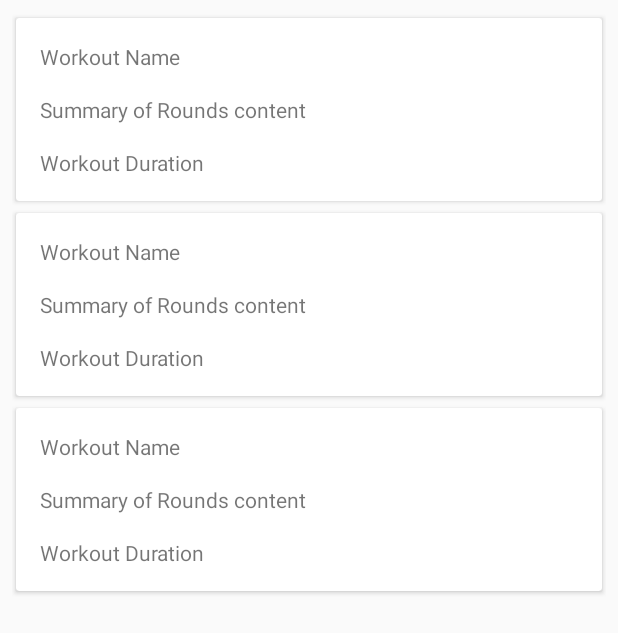
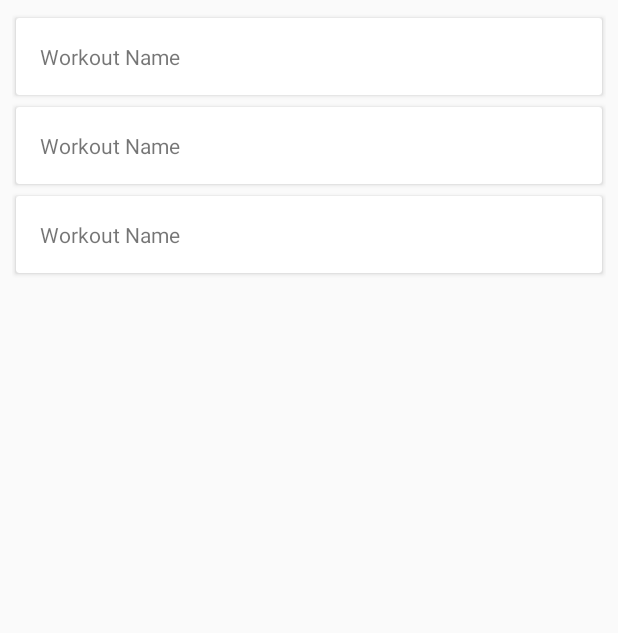
Before and after one commit to Demigod21/HIIT-Timer-Pro, an Android app: the layout fragment_saved.xml on its own in the app's theme, with its tools: preview values and no code run, on a phone screen of 412 x 824 dp. Shown: the top 633 px of the screen. Run offline under Robolectric (Android 15) with nearby library versions, the phone set to English and light mode, and no system bars.

Commit message:
Use getallWorkouts instead of getWorkoutDbAndRoundsDb for SavedFragment, only showing workout name.

```diff
--- a/app/src/main/java/com/appdavide/roundtimer/MainActivity.kt
+++ b/app/src/main/java/com/appdavide/roundtimer/MainActivity.kt
@@ -49,5 +49,6 @@ class MainActivity : AppCompatActivity() {
         val navView: BottomNavigationView = findViewById(R.id.nav_view)
 
         navView.setOnNavigationItemSelectedListener(onNavigationItemSelectedListener)
+        navView.setSelectedItemId(R.id.navigation_saved);
     }
 }
--- a/app/src/main/java/com/appdavide/roundtimer/data/WorkoutDb/WorkoutDbDAO.kt
+++ b/app/src/main/java/com/appdavide/roundtimer/data/WorkoutDb/WorkoutDbDAO.kt
@@ -7,7 +7,7 @@ import com.appdavide.roundtimer.data.RoundDb.RoundDb
 @Dao
 interface WorkoutDbDAO{
 
-    @Query("SELECT * from workout")
+    @Query("SELECT workout.* from workout")
     fun getallWorkouts(): LiveData<List<WorkoutDb>>
 
     //  We return a Long (PK type) so we have the inserted record id available
--- a/app/src/main/java/com/appdavide/roundtimer/ui/saved/SavedFragment.kt
+++ b/app/src/main/java/com/appdavide/roundtimer/ui/saved/SavedFragment.kt
@@ -50,7 +50,7 @@ class SavedFragment : Fragment() {
         val adapter = SavedRecyclerAdapter()
         savedRecycler.adapter = adapter
 
-        savedFragmentViewModel.allWorkoutDbAndRoundsDb.observe(viewLifecycleOwner, androidx.lifecycle.Observer { items ->
+        savedFragmentViewModel.allWorkouts.observe(viewLifecycleOwner, androidx.lifecycle.Observer { items ->
             items?.let{adapter.setItems(it)
         } })
 
--- a/app/src/main/java/com/appdavide/roundtimer/ui/saved/SavedFragmentViewModel.kt
+++ b/app/src/main/java/com/appdavide/roundtimer/ui/saved/SavedFragmentViewModel.kt
@@ -6,13 +6,14 @@ import androidx.lifecycle.LiveData
 import androidx.lifecycle.viewModelScope
 import com.appdavide.roundtimer.data.Repository
 import com.appdavide.roundtimer.data.RoundtimerRoomDatabase
+import com.appdavide.roundtimer.data.WorkoutDb.WorkoutDb
 import com.appdavide.roundtimer.data.WorkoutDb.WorkoutDbAndRoundsDb
 
 class SavedFragmentViewModel (application: Application) : AndroidViewModel(application) {
 
     private val repository: Repository
 
-    val allWorkoutDbAndRoundsDb : LiveData<List<WorkoutDbAndRoundsDb>>
+    val allWorkouts : LiveData<List<WorkoutDb>>
 
     init {
         val workoutDAO = RoundtimerRoomDatabase.getDatabase(application, viewModelScope).WorkoutDbDAO()
@@ -20,8 +21,7 @@ class SavedFragmentViewModel (application: Application) : AndroidViewModel(appli
 
         repository = Repository(workoutDAO, roundDAO)
 
-
-        allWorkoutDbAndRoundsDb = repository.allWorkoutsAndRounds
+        allWorkouts = repository.allWorkouts
 
     }
 
--- a/app/src/main/res/layout/saved_list_item.xml
+++ b/app/src/main/res/layout/saved_list_item.xml
@@ -20,31 +20,12 @@
                     android:layout_height="wrap_content"
                     android:layout_marginStart="16dp"
                     android:layout_marginTop="16dp"
+                    android:layout_marginBottom="16dp"
                     android:text="Workout Name"
+                    app:layout_constraintBottom_toBottomOf="parent"
                     app:layout_constraintStart_toStartOf="parent"
                     app:layout_constraintTop_toTopOf="parent" />
 
-            <TextView
-                    android:id="@+id/roundSummaryTextView"
-                    android:layout_width="wrap_content"
-                    android:layout_height="wrap_content"
-                    android:layout_marginStart="16dp"
-                    android:layout_marginTop="16dp"
-                    android:text="Summary of Rounds content"
-                    app:layout_constraintStart_toStartOf="parent"
-                    app:layout_constraintTop_toBottomOf="@+id/workoutNameTextView" />
-
-            <TextView
-                    android:id="@+id/roundTotalTimeTextView"
-                    android:layout_width="wrap_content"
-                    android:layout_height="wrap_content"
-                    android:layout_marginStart="16dp"
-                    android:layout_marginTop="16dp"
-                    android:layout_marginBottom="16dp"
-                    android:text="Workout Duration"
-                    app:layout_constraintBottom_toBottomOf="parent"
-                    app:layout_constraintStart_toStartOf="parent"
-                    app:layout_constraintTop_toBottomOf="@+id/roundSummaryTextView" />
         </androidx.constraintlayout.widget.ConstraintLayout>
     </androidx.cardview.widget.CardView>
 
```
Also changed, not shown: app/src/main/java/com/appdavide/roundtimer/service/SavedRecyclerAdapter.kt (+4 -16 lines).
